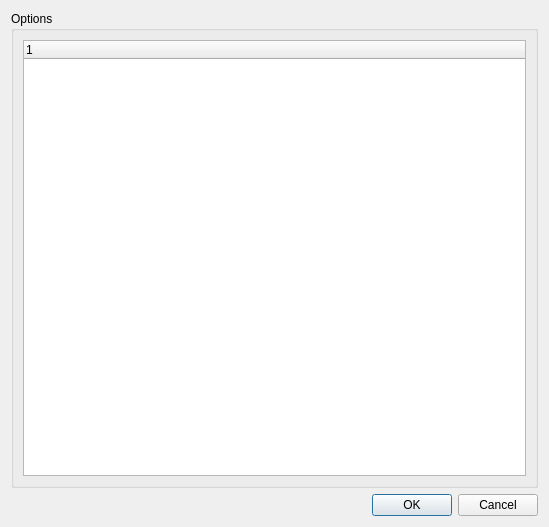
First picture: the form in Minerva/Plugins/WmsLayerQt/OptionsDialog.ui, repository perryiv/cadkit, before the edit.
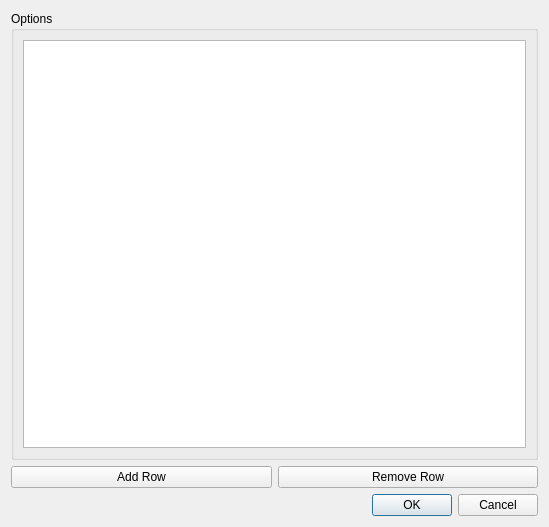
Second picture: the form after the edit.

Commit message: -Adding editing ability to options dialog.

What changed in the file:
```diff
--- a/Minerva/Plugins/WmsLayerQt/OptionsDialog.ui
+++ b/Minerva/Plugins/WmsLayerQt/OptionsDialog.ui
@@ -20,19 +20,28 @@
      </property>
      <layout class="QVBoxLayout" >
       <item>
-       <widget class="QTreeWidget" name="_optionsTreeWidget" >
-        <property name="alternatingRowColors" >
-         <bool>true</bool>
-        </property>
-        <column>
+       <widget class="QTreeView" name="_optionsTreeWidget" />
+      </item>
+     </layout>
+    </widget>
+   </item>
+   <item>
+    <layout class="QHBoxLayout" >
+     <item>
+      <widget class="QPushButton" name="addRowButton" >
+       <property name="text" >
+        <string>Add Row</string>
+       </property>
+      </widget>
+     </item>
+     <item>
+      <widget class="QPushButton" name="removeRowButton" >
          <property name="text" >
-          <string>1</string>
-         </property>
-        </column>
+        <string>Remove Row</string>
+       </property>
        </widget>
       </item>
      </layout>
-    </widget>
    </item>
    <item>
     <widget class="QDialogButtonBox" name="buttonBox" >
```
Lines whose indentation alone changed are shown as unchanged. The commit also changes 5 other files.
